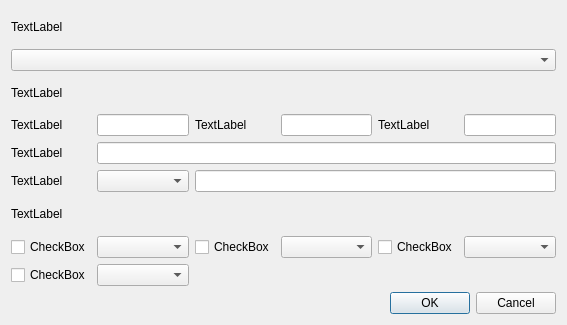
Before: the Qt Designer form HsmMan/gen_data_dlg.ui in jykim74/CryptokiMan, drawn with Qt 5.
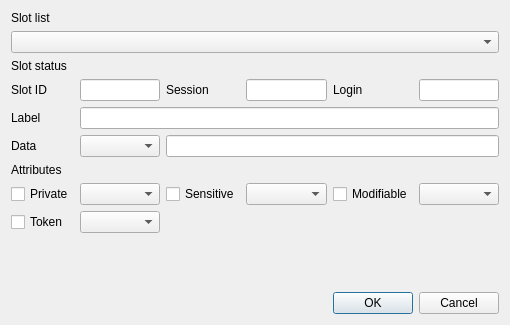
After: the same form once the commit is applied.

What changed in the file:
```diff
--- a/HsmMan/gen_data_dlg.ui
+++ b/HsmMan/gen_data_dlg.ui
@@ -6,136 +6,80 @@
    <rect>
     <x>0</x>
     <y>0</y>
-    <width>567</width>
+    <width>510</width>
     <height>325</height>
    </rect>
   </property>
   <property name="windowTitle">
    <string>Dialog</string>
   </property>
-  <layout class="QVBoxLayout" name="verticalLayout">
-   <item>
     <layout class="QGridLayout" name="gridLayout">
-     <item row="5" column="1">
-      <widget class="QComboBox" name="comboBox_2"/>
+   <item row="3" column="4">
+    <widget class="QLabel" name="label_8">
+     <property name="text">
+      <string>Login</string>
+     </property>
+    </widget>
+   </item>
+   <item row="8" column="0">
+    <widget class="QCheckBox" name="mTokenCheck">
+     <property name="text">
+      <string>Token</string>
+     </property>
+    </widget>
      </item>
      <item row="5" column="0">
-      <widget class="QLabel" name="label_7">
+    <widget class="QLabel" name="label_5">
        <property name="text">
-        <string>TextLabel</string>
-       </property>
-      </widget>
-     </item>
-     <item row="7" column="1">
-      <widget class="QComboBox" name="comboBox_3"/>
-     </item>
-     <item row="7" column="3">
-      <widget class="QComboBox" name="comboBox_4"/>
-     </item>
-     <item row="3" column="3">
-      <widget class="QLineEdit" name="lineEdit_2"/>
-     </item>
-     <item row="3" column="2">
-      <widget class="QLabel" name="label_4">
-       <property name="text">
-        <string>TextLabel</string>
+      <string>Data</string>
        </property>
       </widget>
      </item>
      <item row="3" column="0">
       <widget class="QLabel" name="label_3">
        <property name="text">
-        <string>TextLabel</string>
+      <string>Slot ID</string>
        </property>
       </widget>
      </item>
-     <item row="6" column="0">
-      <widget class="QLabel" name="label_8">
-       <property name="text">
-        <string>TextLabel</string>
-       </property>
-      </widget>
-     </item>
-     <item row="7" column="4">
-      <widget class="QCheckBox" name="checkBox_3">
+   <item row="3" column="3">
+    <widget class="QLineEdit" name="mSessionText"/>
+   </item>
+   <item row="0" column="0">
+    <widget class="QLabel" name="label">
        <property name="text">
-        <string>CheckBox</string>
+      <string>Slot list</string>
        </property>
       </widget>
      </item>
-     <item row="4" column="0">
-      <widget class="QLabel" name="label_6">
-       <property name="text">
-        <string>TextLabel</string>
-       </property>
-      </widget>
-     </item>
-     <item row="7" column="5">
-      <widget class="QComboBox" name="comboBox_5"/>
-     </item>
      <item row="3" column="5">
-      <widget class="QLineEdit" name="lineEdit_3"/>
-     </item>
-     <item row="7" column="2">
-      <widget class="QCheckBox" name="checkBox_2">
-       <property name="text">
-        <string>CheckBox</string>
-       </property>
-      </widget>
-     </item>
-     <item row="7" column="0">
-      <widget class="QCheckBox" name="checkBox">
-       <property name="text">
-        <string>CheckBox</string>
-       </property>
-      </widget>
-     </item>
-     <item row="3" column="4">
-      <widget class="QLabel" name="label_5">
-       <property name="text">
-        <string>TextLabel</string>
-       </property>
-      </widget>
+    <widget class="QLineEdit" name="mLoginText"/>
      </item>
      <item row="2" column="0">
       <widget class="QLabel" name="label_2">
        <property name="text">
-        <string>TextLabel</string>
-       </property>
-      </widget>
-     </item>
-     <item row="0" column="0">
-      <widget class="QLabel" name="label">
-       <property name="text">
-        <string>TextLabel</string>
+      <string>Slot status</string>
        </property>
       </widget>
      </item>
      <item row="3" column="1">
-      <widget class="QLineEdit" name="lineEdit"/>
-     </item>
-     <item row="8" column="0">
-      <widget class="QCheckBox" name="checkBox_4">
+    <widget class="QLineEdit" name="mSlotIDText"/>
+   </item>
+   <item row="3" column="2">
+    <widget class="QLabel" name="label_7">
        <property name="text">
-        <string>CheckBox</string>
+      <string>Session</string>
        </property>
       </widget>
      </item>
-     <item row="8" column="1">
-      <widget class="QComboBox" name="comboBox_6"/>
-     </item>
-     <item row="1" column="0" colspan="6">
-      <widget class="QComboBox" name="comboBox"/>
-     </item>
-     <item row="4" column="1" colspan="5">
-      <widget class="QLineEdit" name="lineEdit_4"/>
-     </item>
-     <item row="5" column="2" colspan="4">
-      <widget class="QLineEdit" name="lineEdit_5"/>
-     </item>
-    </layout>
-   </item>
-   <item>
+   <item row="7" column="2">
+    <widget class="QCheckBox" name="mSensitiveCheck">
+     <property name="text">
+      <string>Sensitive</string>
+     </property>
+    </widget>
+   </item>
+   <item row="10" column="3" colspan="3">
     <widget class="QDialogButtonBox" name="buttonBox">
      <property name="orientation">
       <enum>Qt::Horizontal</enum>
@@ -145,6 +89,71 @@
      </property>
     </widget>
    </item>
+   <item row="7" column="3">
+    <widget class="QComboBox" name="mSensitiveCombo"/>
+   </item>
+   <item row="7" column="5">
+    <widget class="QComboBox" name="mModifiableCombo"/>
+   </item>
+   <item row="6" column="0">
+    <widget class="QLabel" name="label_6">
+     <property name="text">
+      <string>Attributes</string>
+     </property>
+    </widget>
+   </item>
+   <item row="7" column="1">
+    <widget class="QComboBox" name="mPrivateCombo"/>
+   </item>
+   <item row="7" column="4">
+    <widget class="QCheckBox" name="mModifiableCheck">
+     <property name="text">
+      <string>Modifiable</string>
+     </property>
+    </widget>
+   </item>
+   <item row="4" column="0">
+    <widget class="QLabel" name="label_4">
+     <property name="text">
+      <string>Label</string>
+     </property>
+    </widget>
+   </item>
+   <item row="7" column="0">
+    <widget class="QCheckBox" name="mPrivateCheck">
+     <property name="text">
+      <string>Private</string>
+     </property>
+    </widget>
+   </item>
+   <item row="8" column="1">
+    <widget class="QComboBox" name="mTokenCombo"/>
+   </item>
+   <item row="9" column="1">
+    <spacer name="verticalSpacer">
+     <property name="orientation">
+      <enum>Qt::Vertical</enum>
+     </property>
+     <property name="sizeHint" stdset="0">
+      <size>
+       <width>20</width>
+       <height>40</height>
+      </size>
+     </property>
+    </spacer>
+   </item>
+   <item row="1" column="0" colspan="6">
+    <widget class="QComboBox" name="mSlotsCombo"/>
+   </item>
+   <item row="4" column="1" colspan="5">
+    <widget class="QLineEdit" name="mLabelText"/>
+   </item>
+   <item row="5" column="1">
+    <widget class="QComboBox" name="mDataCombo"/>
+   </item>
+   <item row="5" column="2" colspan="4">
+    <widget class="QLineEdit" name="mDataText"/>
+   </item>
   </layout>
  </widget>
  <resources/>
```
Lines whose indentation alone changed are shown as unchanged.
